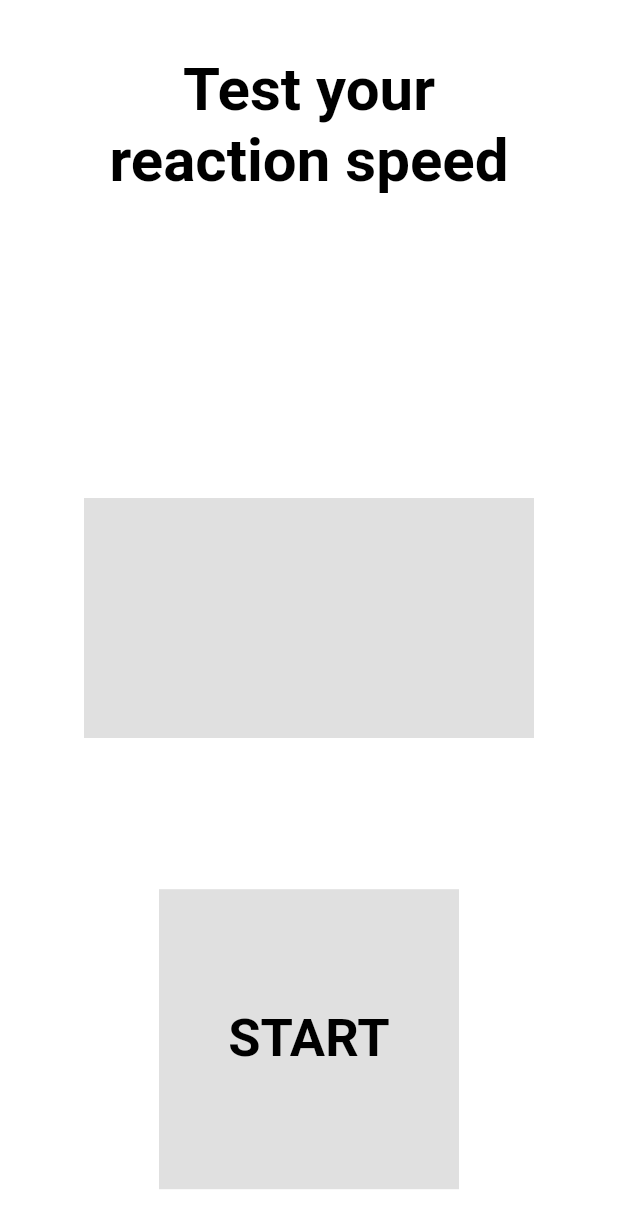
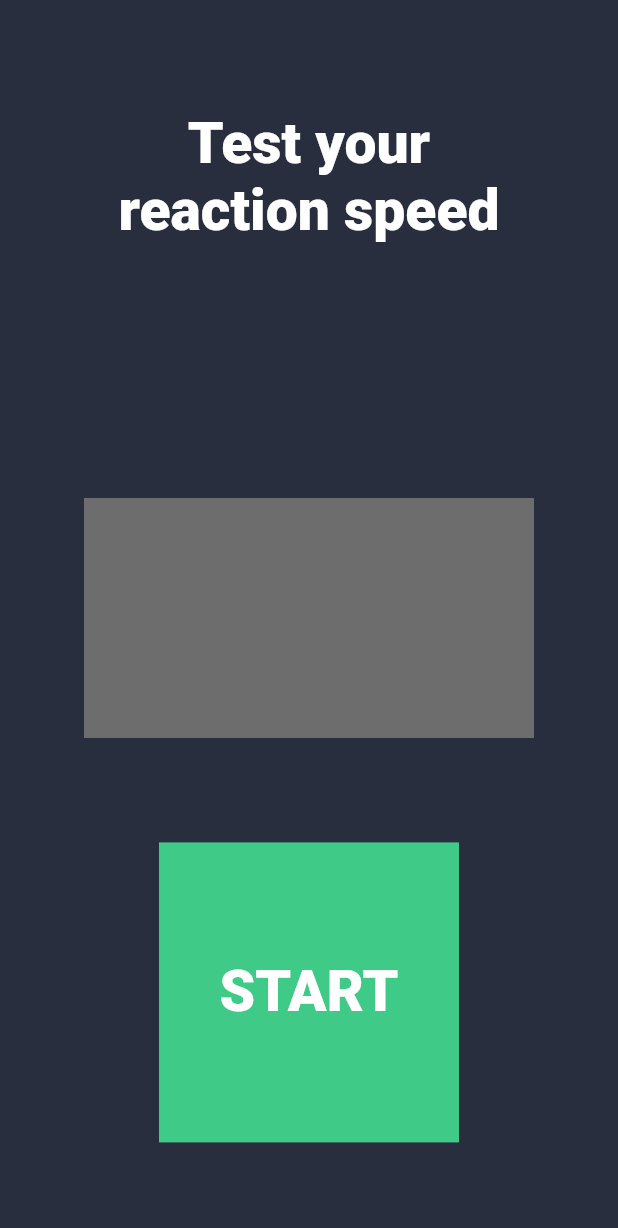
Before and after one commit to RNOVOSELOV/flutter_push, a Flutter app: the screen it shows after launch, on a phone screen of 412 x 824 dp. Shown: the top 1228 px of the screen. Run offline on Flutter 3.47's test engine with Material 2 defaults, Android fonts, the phone set to English and light mode, and no system bars.

Commit message:
ДЗ + Тесты с сайта

```diff
--- a/lib/main.dart
+++ b/lib/main.dart
@@ -26,6 +26,10 @@ class MyHomePage extends StatefulWidget {
 }
 
 class _MyHomePageState extends State<MyHomePage> {
+  static const Color buttonColorStart = Color(0xFF40CA88);
+  static const Color buttonColorWait = Color(0xFFE0982D);
+  static const Color buttonColorStop = Color(0xFFE02D47);
+
   String millisecondsText = "";
   GameState gameState = GameState.readyToStart;
   Timer? waitingTimer;
@@ -34,23 +38,23 @@ class _MyHomePageState extends State<MyHomePage> {
   @override
   Widget build(BuildContext context) {
     return Scaffold(
-      backgroundColor: Colors.white,
+      backgroundColor: Color(0xFF282E3D),
       body: Stack(
         children: [
           const Align(
-              alignment: Alignment(0, -0.9),
+              alignment: Alignment(0, -0.8),
               child: Text(
                 "Test your\nreaction speed",
                 textAlign: TextAlign.center,
                 style: TextStyle(
-                    fontSize: 40,
-                    fontWeight: FontWeight.w700,
-                    color: Colors.black),
+                    fontSize: 38,
+                    fontWeight: FontWeight.w900,
+                    color: Colors.white),
               )),
           Align(
               alignment: Alignment.center,
               child: ColoredBox(
-                color: Colors.black12,
+                color: Color(0xFF6D6D6D),
                 child: SizedBox(
                   height: 160,
                   width: 300,
@@ -58,15 +62,15 @@ class _MyHomePageState extends State<MyHomePage> {
                     child: Text(
                       millisecondsText,
                       style: const TextStyle(
-                          fontSize: 40,
-                          fontWeight: FontWeight.w700,
-                          color: Colors.black),
+                          fontSize: 36,
+                          fontWeight: FontWeight.w500,
+                          color: Colors.white),
                     ),
                   ),
                 ),
               )),
           Align(
-              alignment: const Alignment(0, 0.9),
+              alignment: const Alignment(0, 0.8),
               child: GestureDetector(
                 onTap: () => setState(() {
                   switch (gameState) {
@@ -85,7 +89,7 @@ class _MyHomePageState extends State<MyHomePage> {
                   }
                 }),
                 child: ColoredBox(
-                  color: Colors.black12,
+                  color: _getButtonColor (),
                   child: SizedBox(
                     height: 200,
                     width: 200,
@@ -93,9 +97,9 @@ class _MyHomePageState extends State<MyHomePage> {
                       child: Text(
                         _getButtonText(),
                         style: const TextStyle(
-                            fontSize: 35,
-                            fontWeight: FontWeight.w700,
-                            color: Colors.black),
+                            fontSize: 38,
+                            fontWeight: FontWeight.w900,
+                            color: Colors.white),
                       ),
                     ),
                   ),
@@ -114,6 +118,17 @@ class _MyHomePageState extends State<MyHomePage> {
         return "WAIT";
       case GameState.canBeStopped:
         return "STOP";
+    }
+  }
+
+  Color _getButtonColor() {
+    switch (gameState) {
+      case GameState.readyToStart:
+        return buttonColorStart;
+      case GameState.waiting:
+        return buttonColorWait;
+      case GameState.canBeStopped:
+        return buttonColorStop;
     }
   }
 
```
Also changed, not shown: 7 other files.
